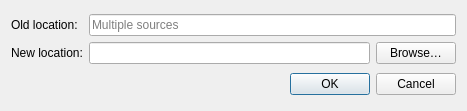
Above: src/plugins/bittorrent/movetorrentfiles.ui from 0xd34df00d/leechcraft before the change. Below: the same form after it.
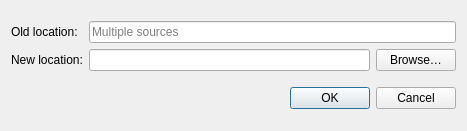
That is the form after the change. Icons and pictures are not drawn.

Commit message: [BT] Add icons for dialogs buttons

```diff
--- a/src/plugins/bittorrent/movetorrentfiles.ui
+++ b/src/plugins/bittorrent/movetorrentfiles.ui
@@ -7,7 +7,7 @@
     <x>0</x>
     <y>0</y>
     <width>467</width>
-    <height>111</height>
+    <height>131</height>
    </rect>
   </property>
   <property name="windowTitle">
```
Left out of the diff: 3 changed lines with no effect on the pictures. The commit also changes 5 other files.
